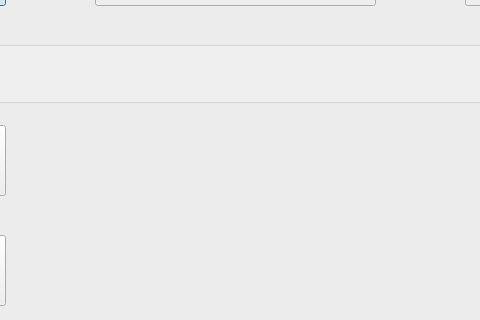
This is Start.ui in mishafominih/Accounting as Qt 5 draws it before an edit; both pictures show x 305 to 785 and y 115 to 435 of the 1122 by 842 pixel window. The edited form follows.
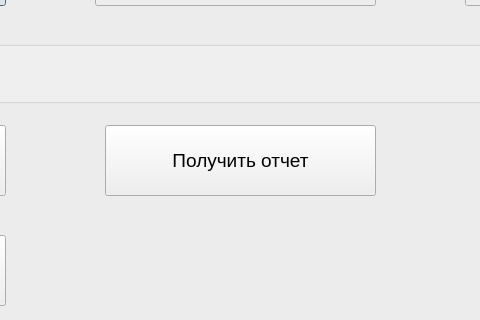
This is the edited form.

Patch:
```diff
--- a/Start.ui
+++ b/Start.ui
@@ -125,6 +125,19 @@
      <string>Поиск</string>
     </property>
    </widget>
+   <widget class="QPushButton" name="pushButton">
+    <property name="geometry">
+     <rect>
+      <x>390</x>
+      <y>50</y>
+      <width>271</width>
+      <height>71</height>
+     </rect>
+    </property>
+    <property name="text">
+     <string>Получить отчет</string>
+    </property>
+   </widget>
   </widget>
  </widget>
  <resources/>
```
